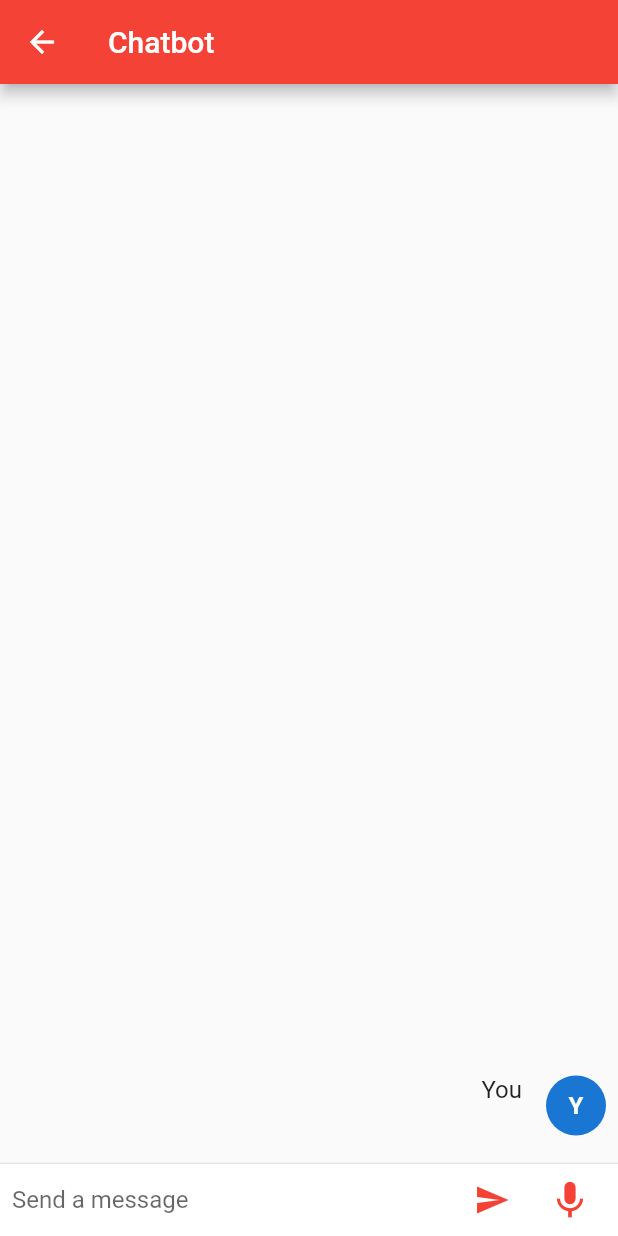
After one commit to SHREYAS1957/CP2GroupL8, a Flutter app: the ChatHome screen opened directly, after a tap on the "send" icon, after a tap on the "mic" icon, on a phone screen of 412 x 824 dp. The commit adds this screen. Run offline on Flutter 3.47's test engine with Material 2 defaults, Android fonts, the light colour scheme and no system bars; our stand-ins replace google_maps_flutter, location, rxdart; missing offline and left inert: dialogflow_grpc, flutter_phone_direct_caller, google_maps_webservice, google_place, sound_stream; statements that could not run were skipped; project files that could hold a hidden picture were left out.

Commit message:
Chatbot done

```diff
--- /dev/null
+++ b/lib/chatbot/chat.dart
@@ -0,0 +1,305 @@
+// Copyright 2021 Google LLC
+//
+// Licensed under the Apache License, Version 2.0 (the "License");
+// you may not use this file except in compliance with the License.
+// You may obtain a copy of the License at
+//
+// http://www.apache.org/licenses/LICENSE-2.0
+//
+// Unless required by applicable law or agreed to in writing, software
+// distributed under the License is distributed on an "AS IS" BASIS,
+// WITHOUT WARRANTIES OR CONDITIONS OF ANY KIND, either express or implied.
+// See the License for the specific language governing permissions and
+// limitations under the License.
+
+import 'dart:async';
+import 'package:flutter/material.dart';
+import 'package:flutter/services.dart';
+import 'package:rxdart/rxdart.dart';
+import 'package:sound_stream/sound_stream.dart';
+import 'package:dialogflow_grpc/dialogflow_grpc.dart';
+import 'package:dialogflow_grpc/generated/google/cloud/dialogflow/v2beta1/session.pb.dart';
+
+// TODO import Dialogflow
+DialogflowGrpcV2Beta1? dialogflow;
+
+class Chat extends StatefulWidget {
+  Chat({Key? key}) : super(key: key);
+
+  @override
+  _ChatState createState() => _ChatState();
+}
+
+class _ChatState extends State<Chat> {
+  final List<ChatMessage> _messages = <ChatMessage>[];
+  final TextEditingController _textController = TextEditingController();
+
+  bool _isRecording = false;
+
+  RecorderStream _recorder = RecorderStream();
+  StreamSubscription? _recorderStatus;
+  StreamSubscription<List<int>>? _audioStreamSubscription;
+  BehaviorSubject<List<int>>? _audioStream;
+
+  // TODO DialogflowGrpc class instance
+
+  @override
+  void initState() {
+    super.initState();
+    initPlugin();
+  }
+
+  @override
+  void dispose() {
+    _recorderStatus?.cancel();
+    _audioStreamSubscription?.cancel();
+    super.dispose();
+  }
+
+  // Platform messages are asynchronous, so we initialize in an async method.
+  Future<void> initPlugin() async {
+    _recorderStatus = _recorder.status.listen((status) {
+      if (mounted)
+        setState(() {
+          _isRecording = status == SoundStreamStatus.Playing;
+        });
+    });
+
+    await Future.wait([_recorder.initialize()]);
+
+    // TODO Get a Service account
+    // Get a Service account
+    final serviceAccount = ServiceAccount.fromString(
+        '${(await rootBundle.loadString('assets/sumit_bot.json'))}');
+    // Create a DialogflowGrpc Instance
+    dialogflow = DialogflowGrpcV2Beta1.viaServiceAccount(serviceAccount);
+  }
+
+  void stopStream() async {
+    await _recorder.stop();
+    await _audioStreamSubscription?.cancel();
+    await _audioStream?.close();
+  }
+
+  void handleSubmitted(text) async {
+    print(text);
+    _textController.clear();
+
+    //TODO Dialogflow Code
+    ChatMessage message = ChatMessage(
+      text: text,
+      name: "You",
+      type: true,
+    );
+
+    setState(() {
+      _messages.insert(0, message);
+    });
+
+    DetectIntentResponse data = await dialogflow!.detectIntent(text, 'en-US');
+    String fulfillmentText = data.queryResult.fulfillmentText;
+    if (fulfillmentText.isNotEmpty) {
+      ChatMessage botMessage = ChatMessage(
+        text: fulfillmentText,
+        name: "Bot",
+        type: false,
+      );
+
+      setState(() {
+        _messages.insert(0, botMessage);
+      });
+    }
+  }
+
+  void handleStream() async {
+    _recorder.start();
+
+    _audioStream = BehaviorSubject<List<int>>();
+    _audioStreamSubscription = _recorder.audioStream.listen((data) {
+      print(data);
+      _audioStream!.add(data);
+    });
+
+    // TODO Create SpeechContexts
+    // Create an audio InputConfig
+    var biasList = SpeechContextV2Beta1(phrases: [
+      'Dialogflow CX',
+      'Dialogflow Essentials',
+      'Action Builder',
+      'HIPAA'
+    ], boost: 20.0);
+
+    // See: https://cloud.google.com/dialogflow/es/docs/reference/rpc/google.cloud.dialogflow.v2#google.cloud.dialogflow.v2.InputAudioConfig
+    var config = InputConfigV2beta1(
+        encoding: 'AUDIO_ENCODING_LINEAR_16',
+        languageCode: 'en-US',
+        sampleRateHertz: 16000,
+        singleUtterance: false,
+        speechContexts: [biasList]);
+
+    // TODO Make the streamingDetectIntent call, with the InputConfig and the audioStream
+    // TODO Get the transcript and detectedIntent and show on screen
+
+    final responseStream =
+        dialogflow!.streamingDetectIntent(config, _audioStream!);
+    // Get the transcript and detectedIntent and show on screen
+    responseStream.listen((data) {
+      //print('----');
+      setState(() {
+        //print(data);
+        String transcript = data.recognitionResult.transcript;
+        String queryText = data.queryResult.queryText;
+        String fulfillmentText = data.queryResult.fulfillmentText;
+
+        if (fulfillmentText.isNotEmpty) {
+          ChatMessage message = new ChatMessage(
+            text: queryText,
+            name: "You",
+            type: true,
+          );
+
+          ChatMessage botMessage = new ChatMessage(
+            text: fulfillmentText,
+            name: "Bot",
+            type: false,
+          );
+
+          _messages.insert(0, message);
+          _textController.clear();
+          _messages.insert(0, botMessage);
+        }
+        if (transcript.isNotEmpty) {
+          _textController.text = transcript;
+        }
+      });
+    }, onError: (e) {
+      //print(e);
+    }, onDone: () {
+      //print('done');
+    });
+  }
+
+  // The chat interface
+  //
+  //------------------------------------------------------------------------------------
+  @override
+  Widget build(BuildContext context) {
+    return Column(children: <Widget>[
+      Flexible(
+          child: ListView.builder(
+        padding: EdgeInsets.all(8.0),
+        reverse: true,
+        itemBuilder: (_, int index) => _messages[index],
+        itemCount: _messages.length,
+      )),
+      Divider(height: 1.0),
+      Container(
+          decoration: BoxDecoration(color: Theme.of(context).cardColor),
+          child: IconTheme(
+            data: IconThemeData(color: Theme.of(context).accentColor),
+            child: Container(
+              margin: const EdgeInsets.symmetric(horizontal: 8.0),
+              child: Row(
+                children: <Widget>[
+                  Flexible(
+                    child: TextField(
+                      controller: _textController,
+                      onSubmitted: handleSubmitted,
+                      decoration:
+                          InputDecoration.collapsed(hintText: "Send a message"),
+                    ),
+                  ),
+                  Container(
+                    margin: EdgeInsets.symmetric(horizontal: 4.0),
+                    child: IconButton(
+                      icon: Icon(
+                        Icons.send,
+                        color: Colors.red,
+                      ),
+                      onPressed: () => handleSubmitted(_textController.text),
+                    ),
+                  ),
+                  IconButton(
+                    iconSize: 30.0,
+                    icon: Icon(
+                      _isRecording ? Icons.mic_off : Icons.mic,
+                      color: Colors.red,
+                    ),
+                    onPressed: _isRecording ? stopStream : handleStream,
+                  ),
+                ],
+              ),
+            ),
+          )),
+    ]);
+  }
+}
+
+//------------------------------------------------------------------------------------
+// The chat message balloon
+//
+//------------------------------------------------------------------------------------
+class ChatMessage extends StatelessWidget {
+  ChatMessage({this.text, this.name, this.type});
+
+  final String? text;
+  final String? name;
+  final bool? type;
+
+  List<Widget> otherMessage(context) {
+    return <Widget>[
+      new Container(
+        margin: const EdgeInsets.only(right: 16.0),
+        child: CircleAvatar(child: new Text('B')),
+      ),
+      new Expanded(
+        child: Column(
+          crossAxisAlignment: CrossAxisAlignment.start,
+          children: <Widget>[
+            Text(this.name!, style: TextStyle(fontWeight: FontWeight.bold)),
+            Container(
+              margin: const EdgeInsets.only(top: 5.0),
+              child: Text(text!),
+            ),
+          ],
+        ),
+      ),
+    ];
+  }
+
+  List<Widget> myMessage(context) {
+    return <Widget>[
+      Expanded(
+        child: Column(
+          crossAxisAlignment: CrossAxisAlignment.end,
+          children: <Widget>[
+            Text(this.name!, style: Theme.of(context).textTheme.subtitle1),
+            Container(
+              margin: const EdgeInsets.only(top: 5.0),
+              child: Text(text!),
+            ),
+          ],
+        ),
+      ),
+      Container(
+        margin: const EdgeInsets.only(left: 16.0),
+        child: CircleAvatar(
+            child: Text(
+          this.name![0],
+          style: TextStyle(fontWeight: FontWeight.bold),
+        )),
+      ),
+    ];
+  }
+
+  @override
+  Widget build(BuildContext context) {
+    return Container(
+      margin: const EdgeInsets.symmetric(vertical: 10.0),
+      child: Row(
+        crossAxisAlignment: CrossAxisAlignment.start,
+        children: this.type! ? myMessage(context) : otherMessage(context),
+      ),
+    );
+  }
+}
--- /dev/null
+++ b/lib/chatbot/chat_home.dart
@@ -0,0 +1,37 @@
+import 'package:flutter/material.dart';
+import 'package:quikk_aid/chatbot/chat.dart';
+
+class ChatHome extends StatefulWidget {
+  // This widget is the home page of your application. It is stateful, meaning
+  // that it has a State object (defined below) that contains fields that affect
+  // how it looks.
+
+  // This class is the configuration for the state. It holds the values (in this
+  // case the title) provided by the parent (in this case the App widget) and
+  // used by the build method of the State. Fields in a Widget subclass are
+  // always marked "final".
+
+  @override
+  _ChatHome createState() => _ChatHome();
+}
+
+class _ChatHome extends State<ChatHome> {
+  @override
+  Widget build(BuildContext context) {
+    // This method is rerun every time setState is called, for instance as done
+    // by the _incrementCounter method above.
+    //
+    // The Flutter framework has been optimized to make rerunning build methods
+    // fast, so that you can just rebuild anything that needs updating rather
+    // than having to individually change instances of widgets.
+    return Scaffold(
+        appBar: AppBar(
+          title: Text('Chatbot'),
+          backgroundColor: Colors.red,
+        ),
+        body: Center(
+            // Center is a layout widget. It takes a single child and positions it
+            // in the middle of the parent.
+            child: Chat()));
+  }
+}
--- a/pubspec.yaml
+++ b/pubspec.yaml
@@ -30,6 +30,8 @@ dependencies:
   google_place: ^0.4.0
   flutter_phone_direct_caller: ^2.0.0
   google_maps_webservice: ^0.0.19
+  sound_stream: ^0.2.0
+  dialogflow_grpc: ^0.2.9
 
   cupertino_icons: ^1.0.2
 
@@ -49,8 +51,8 @@ flutter:
   uses-material-design: true
 
   # To add assets to your application, add an assets section, like this:
-  # assets:
-  #   - images/a_dot_burr.jpeg
+  assets:
+     - assets/sumit_bot.json
   #   - images/a_dot_ham.jpeg
 
   # An image asset can refer to one or more resolution-specific "variants", see
```
Also changed, not shown: assets/sumit_bot.json (added, +12 -0 lines), lib/activities/side_bar.dart (+7 -0 lines), pubspec.lock, 1 other file.
